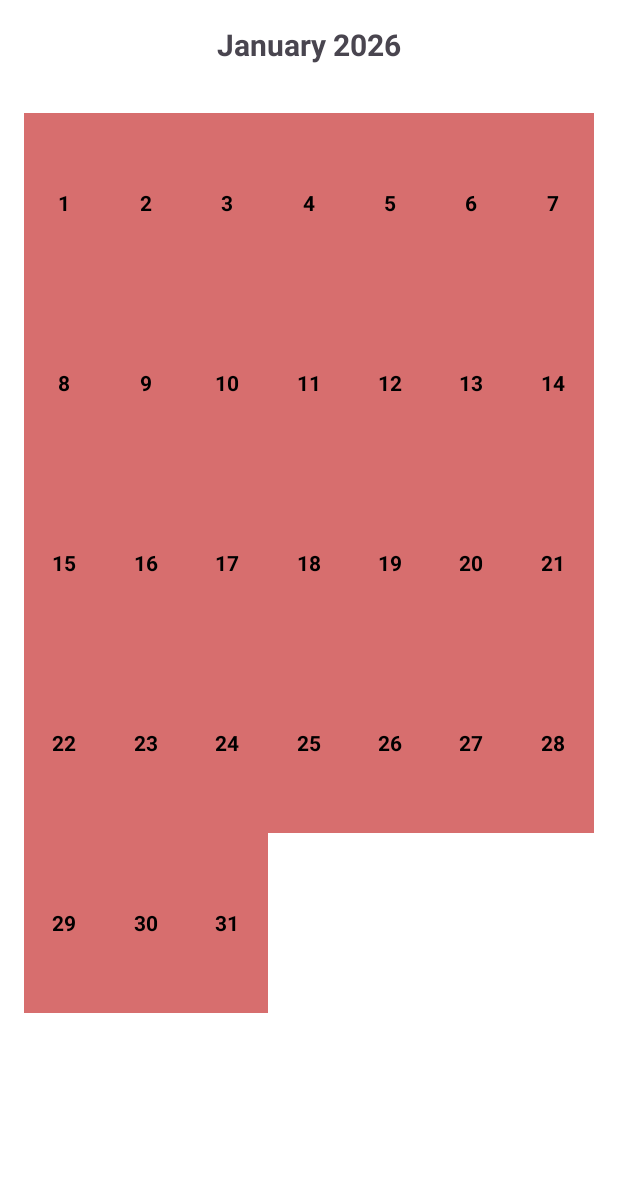
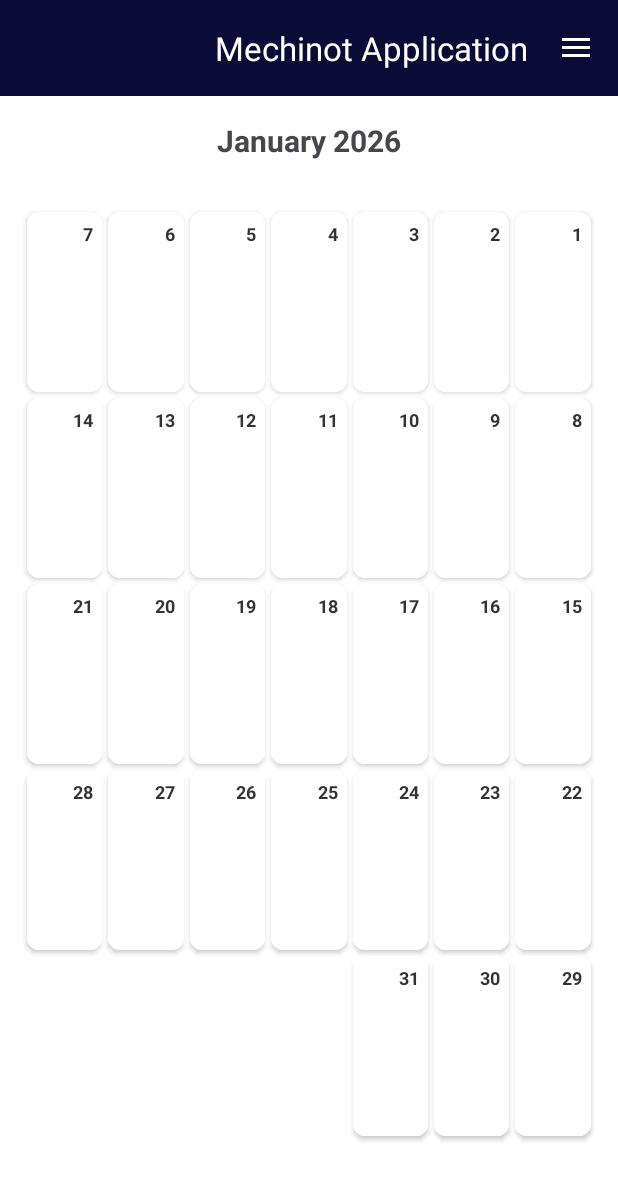
Before and after one commit to sagieCO/MyFirstApplication, an Android app: the MonthlyCalendarActivity screen opened directly, with no data from a screen before it, on a phone screen of 412 x 824 dp. Shown: the top 1180 px of the screen. Run offline under Robolectric (Android 15) with nearby library versions, the light colour scheme and no system bars; our stand-ins replace CircleImageView, Firebase (no records; nobody signed in at launch, a user with empty details on screens opened directly).

Commit message:
API KEY + final calender with mechinot

```diff
--- a/app/build.gradle
+++ b/app/build.gradle
@@ -15,6 +15,11 @@ android {
         versionName "1.0"
 
         testInstrumentationRunner "androidx.test.runner.AndroidJUnitRunner"
+
+        // קריאת המפתח מהקובץ המקומי והעברתו ל-Manifest
+        Properties properties = new Properties()
+        properties.load(project.rootProject.file('local.properties').newDataInputStream())
+        manifestPlaceholders = [mapsApiKey: properties.getProperty('MAPS_API_KEY')]
     }
 
     buildTypes {
--- a/app/src/main/java/com/sagie/myfirstapplication/CalendarAdapter.java
+++ b/app/src/main/java/com/sagie/myfirstapplication/CalendarAdapter.java
@@ -1,15 +1,16 @@
 package com.sagie.myfirstapplication;
 
 import android.graphics.Color;
+import android.text.TextUtils;
+import android.util.TypedValue;
+import android.view.Gravity;
 import android.view.LayoutInflater;
 import android.view.View;
 import android.view.ViewGroup;
 import android.widget.LinearLayout;
 import android.widget.TextView;
-
 import androidx.annotation.NonNull;
 import androidx.recyclerview.widget.RecyclerView;
-
 import java.util.List;
 
 public class CalendarAdapter extends RecyclerView.Adapter<CalendarAdapter.DayViewHolder> {
@@ -23,42 +24,52 @@ public class CalendarAdapter extends RecyclerView.Adapter<CalendarAdapter.DayVie
     @NonNull
     @Override
     public DayViewHolder onCreateViewHolder(@NonNull ViewGroup parent, int viewType) {
-        // טוען את ה־item.xml בו יופיע כל יום
-        View view = LayoutInflater.from(parent.getContext())
-                .inflate(R.layout.item, parent, false);
+        View view = LayoutInflater.from(parent.getContext()).inflate(R.layout.item, parent, false);
         return new DayViewHolder(view);
     }
 
     @Override
     public void onBindViewHolder(@NonNull DayViewHolder holder, int position) {
         Day day = days.get(position);
+        holder.eventsContainer.removeAllViews(); // מניעת כפילויות בגלילה
 
-        // מציג את מספר היום
-        holder.tvDayNumber.setText(String.valueOf(day.dayNumber));
+        if (day.dayNumber == 0) {
+            holder.tvDayNumber.setText("");
+            holder.container.setBackgroundColor(Color.parseColor("#F5F5F5"));
+        } else {
+            holder.tvDayNumber.setText(String.valueOf(day.dayNumber));
+            holder.container.setBackgroundColor(day.isCurrentMonth ? Color.WHITE : Color.parseColor("#EEEEEE"));
 
-        // אם היום שייך לחודש הנוכחי, צבע רגיל, אחרת צבע כהה
-        if (day.isCurrentMonth) {
-            holder.tvDayNumber.setTextColor(Color.BLACK); // צבע רגיל ליום
-            holder.container.setBackgroundColor(Color.parseColor("#D76E6E")); // רקע ליום בשבוע
-        } else {
-            holder.tvDayNumber.setTextColor(Color.GRAY); // צבע אפור לימים לא של החודש הנוכחי
-            holder.container.setBackgroundColor(Color.parseColor("#EEEEEE")); // רקע חיוור לימים מחוץ לחודש הנוכחי
+            if (day.dayEvents != null && !day.dayEvents.isEmpty()) {
+                for (MechinaEvent event : day.dayEvents) {
+                    TextView tvEvent = new TextView(holder.itemView.getContext());
+
+                    // עיצוב הטקסט - הגדלה ל-12sp ומרכוז
+                    tvEvent.setText(event.mechinaName);
+                    tvEvent.setTextSize(TypedValue.COMPLEX_UNIT_SP, 12);
+                    tvEvent.setTextColor(Color.WHITE);
+                    tvEvent.setGravity(Gravity.CENTER);
+                    tvEvent.setPadding(8, 4, 8, 4);
+                    tvEvent.setBackgroundResource(R.drawable.event_item_bg);
+
+                    tvEvent.setLines(1); // שורה אחת כדי שלא יתפוס יותר מדי מקום
+                    tvEvent.setEllipsize(TextUtils.TruncateAt.END);
+
+                    LinearLayout.LayoutParams params = new LinearLayout.LayoutParams(
+                            ViewGroup.LayoutParams.MATCH_PARENT, ViewGroup.LayoutParams.WRAP_CONTENT);
+                    params.setMargins(0, 4, 0, 4);
+                    holder.eventsContainer.addView(tvEvent, params);
+                }
+            }
         }
-
-        // ניתן כאן להוסיף אירועים ל-LinearLayout eventsContainer אם יש (למשל, להוסיף TextView עם שם אירוע)
-        holder.eventsContainer.removeAllViews(); // אם יש אירועים, להוסיף כאן
     }
 
     @Override
-    public int getItemCount() {
-        return days.size();
-    }
+    public int getItemCount() { return days.size(); }
 
     static class DayViewHolder extends RecyclerView.ViewHolder {
         TextView tvDayNumber;
-        LinearLayout eventsContainer;
-        LinearLayout container;
-
+        LinearLayout eventsContainer, container;
         public DayViewHolder(@NonNull View itemView) {
             super(itemView);
             tvDayNumber = itemView.findViewById(R.id.tvDayNumber);
--- a/app/src/main/java/com/sagie/myfirstapplication/Day.java
+++ b/app/src/main/java/com/sagie/myfirstapplication/Day.java
@@ -1,8 +1,12 @@
 package com.sagie.myfirstapplication;
 
+import java.util.ArrayList;
+import java.util.List;
+
 public class Day {
-    public int dayNumber;   // מספר היום
-    public boolean isCurrentMonth;   // האם היום שייך לחודש הנוכחי?
+    public int dayNumber;
+    public boolean isCurrentMonth;
+    public List<MechinaEvent> dayEvents = new ArrayList<>();
 
     public Day(int dayNumber, boolean isCurrentMonth) {
         this.dayNumber = dayNumber;
--- a/app/src/main/java/com/sagie/myfirstapplication/MainActivity.java
+++ b/app/src/main/java/com/sagie/myfirstapplication/MainActivity.java
@@ -57,6 +57,11 @@ public class MainActivity extends BaseActivity {
             startActivity(intent);
         });
 
+        Button btnCreateMechina = findViewById(R.id.btnCreateMechina); // רק אחרי setContentLayout
+        btnCreateMechina.setOnClickListener(v -> {
+            Intent intent = new Intent(MainActivity.this, CreateMechinaActivity.class);
+            startActivity(intent);
+        });
 
 
     };
--- a/app/src/main/java/com/sagie/myfirstapplication/MonthlyCalendarActivity.java
+++ b/app/src/main/java/com/sagie/myfirstapplication/MonthlyCalendarActivity.java
@@ -1,55 +1,107 @@
 package com.sagie.myfirstapplication;
 
 import android.os.Bundle;
-import androidx.appcompat.app.AppCompatActivity;
+import android.view.View;
+import android.widget.Toast;
+import androidx.annotation.NonNull;
 import androidx.recyclerview.widget.GridLayoutManager;
 import androidx.recyclerview.widget.RecyclerView;
+import com.google.firebase.auth.FirebaseAuth;
+import com.google.firebase.database.DataSnapshot;
+import com.google.firebase.database.DatabaseError;
+import com.google.firebase.database.DatabaseReference;
+import com.google.firebase.database.FirebaseDatabase;
+import com.google.firebase.database.ValueEventListener;
 import java.util.ArrayList;
 import java.util.Calendar;
 import java.util.List;
 
-public class MonthlyCalendarActivity extends AppCompatActivity {
+public class MonthlyCalendarActivity extends BaseActivity {
 
     private RecyclerView recyclerView;
     private CalendarAdapter adapter;
     private List<Day> days;
+    private DatabaseReference eventsRef;
+    private ValueEventListener eventsListener;
 
     @Override
     protected void onCreate(Bundle savedInstanceState) {
         super.onCreate(savedInstanceState);
-        setContentView(R.layout.activity_monthly_calendar);
+        setupMenu();
+        setContentLayout(R.layout.activity_monthly_calendar);
+        getWindow().getDecorView().setLayoutDirection(View.LAYOUT_DIRECTION_RTL);
 
         recyclerView = findViewById(R.id.calendarRecyclerView);
-        recyclerView.setLayoutManager(new GridLayoutManager(this, 7)); // 7 ימים בשורה
+        recyclerView.setLayoutManager(new GridLayoutManager(this, 7));
 
         days = new ArrayList<>();
-        loadMonth(); // טוען את החודש הנוכחי
+        loadMonth();
 
         adapter = new CalendarAdapter(days);
         recyclerView.setAdapter(adapter);
+
+        startListeningForEvents();
+    }
+    private void startListeningForEvents() {
+        if (FirebaseAuth.getInstance().getCurrentUser() == null) return;
+        String uid = FirebaseAuth.getInstance().getCurrentUser().getUid();
+
+        eventsRef = FirebaseDatabase.getInstance().getReference("users").child(uid).child("my_events");
+
+        eventsListener = new ValueEventListener() {
+            @Override
+            public void onDataChange(@NonNull DataSnapshot snapshot) {
+                // ניקוי אירועים קודמים לפני עדכון
+                for (Day d : days) d.dayEvents.clear();
+
+                for (DataSnapshot data : snapshot.getChildren()) {
+                    MechinaEvent event = data.getValue(MechinaEvent.class);
+                    if (event != null && event.date != null) {
+                        try {
+                            int eventDay = Integer.parseInt(event.date.split("/")[0]);
+                            // מציאת היום הנכון ברשימה לפי המספר שלו
+                            for (Day d : days) {
+                                if (d.isCurrentMonth && d.dayNumber == eventDay) {
+                                    d.dayEvents.add(event);
+                                    break;
+                                }
+                            }
+                        } catch (Exception e) { e.printStackTrace(); }
+                    }
+                }
+                adapter.notifyDataSetChanged();
+            }
+
+            @Override
+            public void onCancelled(@NonNull DatabaseError error) {
+                Toast.makeText(MonthlyCalendarActivity.this, "Error loading data", Toast.LENGTH_SHORT).show();
+            }
+        };
+        eventsRef.addValueEventListener(eventsListener);
     }
 
     private void loadMonth() {
-        // מאתחל את ה־calendar כדי לדעת איזה יום מתחיל את החודש
+        days.clear();
         Calendar calendar = Calendar.getInstance();
-        calendar.set(Calendar.DAY_OF_MONTH, 1); // מתחיל את החודש מהיום הראשון
+        calendar.set(Calendar.DAY_OF_MONTH, 1);
 
-        int firstDayOfWeek = calendar.get(Calendar.DAY_OF_WEEK) - 1; // 0 = Sunday
-        int daysInMonth = calendar.getActualMaximum(Calendar.DAY_OF_MONTH); // מספר הימים בחודש הנוכחי
+        // הורדנו את המשתנה firstDayOfWeek ואת הלולאה שהוסיפה ימים ריקים
 
-        // הימים שלא שייכים לחודש הנוכחי (ימים מהחודש הקודם)
-        // מוסיף ימים ריקים לפני התאריך הראשון של החודש (לפי היום בשבוע שבו מתחיל החודש)
-        // הימים האלה יתווספו רק אם הם צריכים להימצא בשבוע הראשון של החודש
-        for (int i = 0; i < firstDayOfWeek; i++) {
-            // במקום להוסיף 0, אנחנו פשוט לא מוסיפים את הימים הריקים כלל
-        }
+        int daysInMonth = calendar.getActualMaximum(Calendar.DAY_OF_MONTH);
 
-        // הימים של החודש הנוכחי
+        // החודש יתחיל תמיד מהתיבה הראשונה ב-RecyclerView
         for (int i = 1; i <= daysInMonth; i++) {
-            // הוספת ימים מהחודש הנוכחי
-            days.add(new Day(i, true)); // הוספת ימים מהחודש הנוכחי
+            days.add(new Day(i, true));
         }
     }
 
 
+
+    @Override
+    protected void onDestroy() {
+        super.onDestroy();
+        if (eventsRef != null && eventsListener != null) {
+            eventsRef.removeEventListener(eventsListener);
+        }
+    }
 }
--- /dev/null
+++ b/app/src/main/res/drawable/event_item_bg.xml
@@ -0,0 +1,4 @@
+<?xml version="1.0" encoding="utf-8"?>
+<shape xmlns:android="http://schemas.android.com/apk/res/android">
+    <solid android:color="#55D9B6" /> <corners android:radius="4dp" />
+</shape>
--- a/app/src/main/res/layout/item.xml
+++ b/app/src/main/res/layout/item.xml
@@ -1,38 +1,39 @@
 <?xml version="1.0" encoding="utf-8"?>
-<androidx.constraintlayout.widget.ConstraintLayout xmlns:android="http://schemas.android.com/apk/res/android"
+<androidx.cardview.widget.CardView xmlns:android="http://schemas.android.com/apk/res/android"
     xmlns:app="http://schemas.android.com/apk/res-auto"
     android:layout_width="match_parent"
     android:layout_height="120dp"
-    android:background="#55D9B6">
+    android:layout_margin="2dp"
+    app:cardCornerRadius="8dp"
+    app:cardElevation="2dp">
 
     <LinearLayout
         android:id="@+id/linearLayoutContainer"
-        android:layout_width="0dp"
-        android:layout_height="120dp"
-        android:background="#D76E6E"
-        android:gravity="center"
+        android:layout_width="match_parent"
+        android:layout_height="match_parent"
         android:orientation="vertical"
         android:padding="4dp"
-        app:layout_constraintEnd_toEndOf="parent"
-        app:layout_constraintStart_toStartOf="parent"
-        app:layout_constraintTop_toTopOf="parent">
-
-        <!-- TextView המציג את מספר היום -->
-        <TextView
+        android:background="#FFFFFF"> <TextView
         android:id="@+id/tvDayNumber"
         android:layout_width="wrap_content"
         android:layout_height="wrap_content"
+        android:layout_gravity="right"
+        android:padding="2dp"
         android:text="1"
+        android:textColor="#333333"
+        android:textSize="12sp"
         android:textStyle="bold" />
 
-        <!-- מקום לאירועים של היום -->
+        <ScrollView
+            android:layout_width="match_parent"
+            android:layout_height="match_parent"
+            android:scrollbars="none">
+
             <LinearLayout
                 android:id="@+id/eventsContainer"
                 android:layout_width="match_parent"
                 android:layout_height="wrap_content"
                 android:orientation="vertical" />
+        </ScrollView>
     </LinearLayout>
-
-
-
-</androidx.constraintlayout.widget.ConstraintLayout>
+</androidx.cardview.widget.CardView>
```
Also changed, not shown: app/src/main/AndroidManifest.xml (+14 -9 lines), app/src/main/java/com/sagie/myfirstapplication/CreateMechinaActivity.java (added, +101 -0 lines), app/src/main/java/com/sagie/myfirstapplication/Event.java (deleted, +0 -15 lines), app/src/main/java/com/sagie/myfirstapplication/MapsActivity.java (added, +119 -0 lines), app/src/main/java/com/sagie/myfirstapplication/MechinaEvent.java (added, +24 -0 lines), app/src/main/res/layout/activity_create_mechina.xml (added, +34 -0 lines), app/src/main/res/layout/activity_main.xml (+10 -0 lines), app/src/main/res/layout/activity_maps.xml (added, +20 -0 lines). Lines whose indentation alone changed are shown as unchanged.
